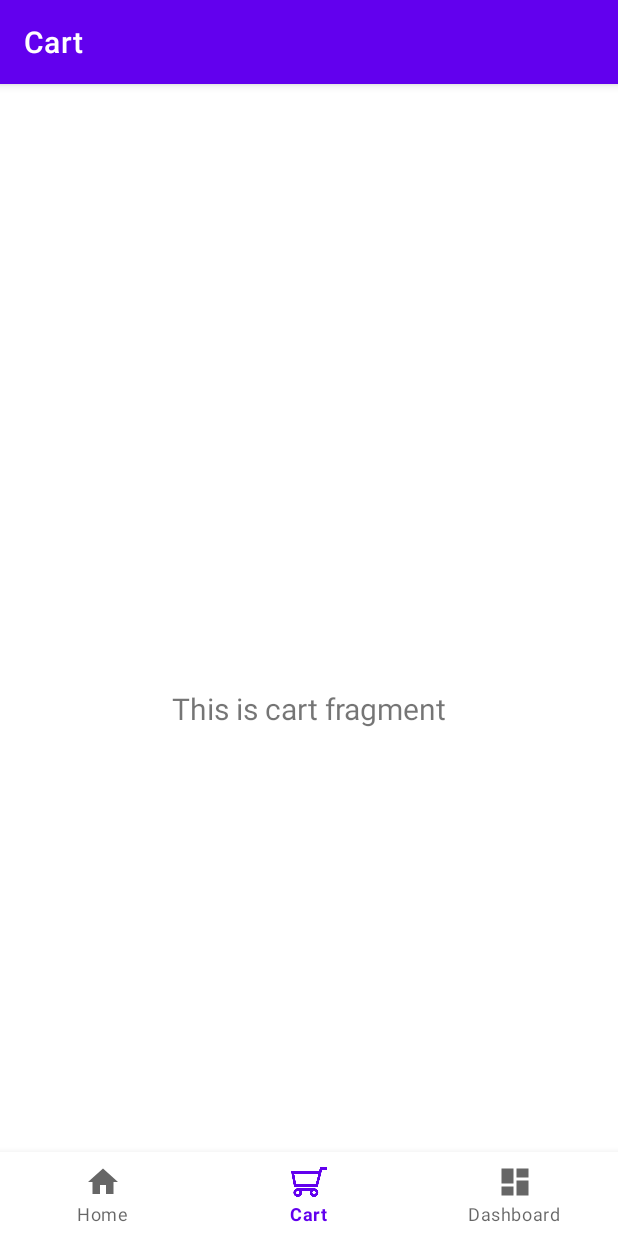
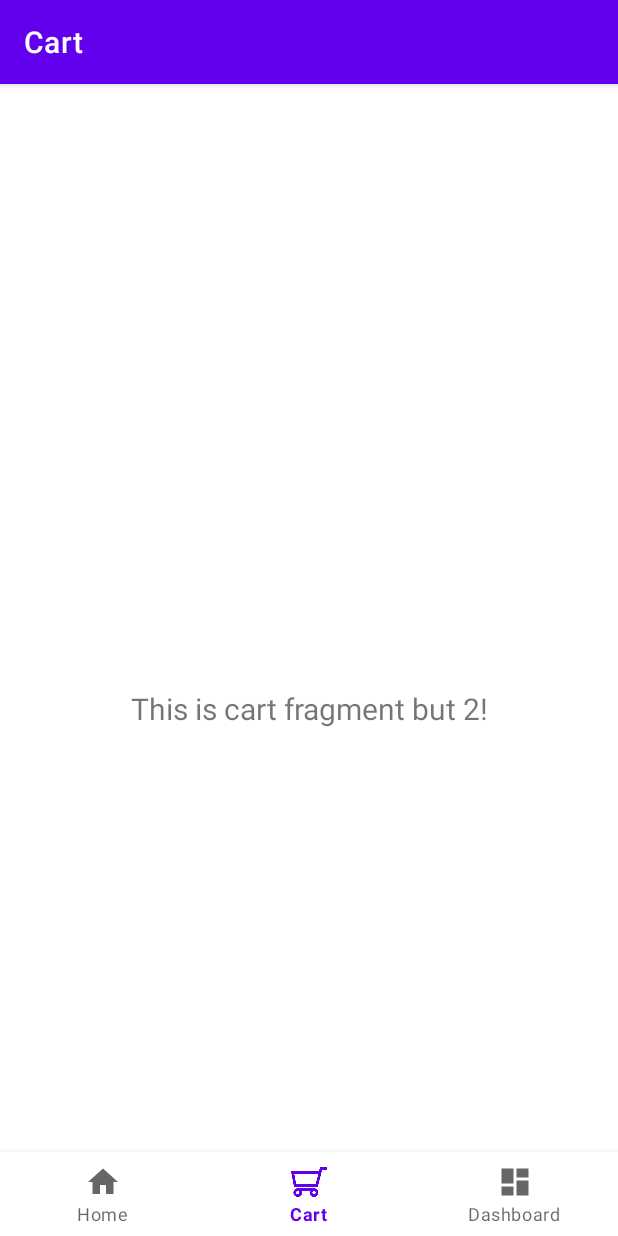
Before and after one commit to NVC414/proiect_practica_WindRiver, an Android app: the CartFragment screen opened through its navigation route, on a phone screen of 412 x 824 dp. Run offline under Robolectric (Android 15) with nearby library versions, the phone set to English and light mode, and no system bars; our stand-ins replace navigation-ui.

Commit message:
Update cart fragment text and add test comment
Changed the cart fragment text in CartViewModel and added a pull request test comment in MainActivity for testing purposes.

```diff
--- a/app/src/main/java/com/example/myapplication/MainActivity.java
+++ b/app/src/main/java/com/example/myapplication/MainActivity.java
@@ -28,6 +28,7 @@ public class MainActivity extends AppCompatActivity
         BottomNavigationView navView = findViewById(R.id.nav_view);
         // Passing each menu ID as a set of Ids because each
         // menu should be considered as top level destinations.
+        //this is a pull request test
         AppBarConfiguration appBarConfiguration = new AppBarConfiguration.Builder(
                 R.id.navigation_home, R.id.navigation_dashboard, R.id.navigation_cart).build();
         NavController navController = Navigation.findNavController(this, R.id.nav_host_fragment_activity_main);
--- a/app/src/main/java/com/example/myapplication/ui/cart/CartViewModel.java
+++ b/app/src/main/java/com/example/myapplication/ui/cart/CartViewModel.java
@@ -12,7 +12,7 @@ public class CartViewModel extends ViewModel
     public CartViewModel()
     {
         mText = new MutableLiveData<>();
-        mText.setValue("This is cart fragment");
+        mText.setValue("This is cart fragment but 2!");
     }
 
     public LiveData<String> getText()
```
